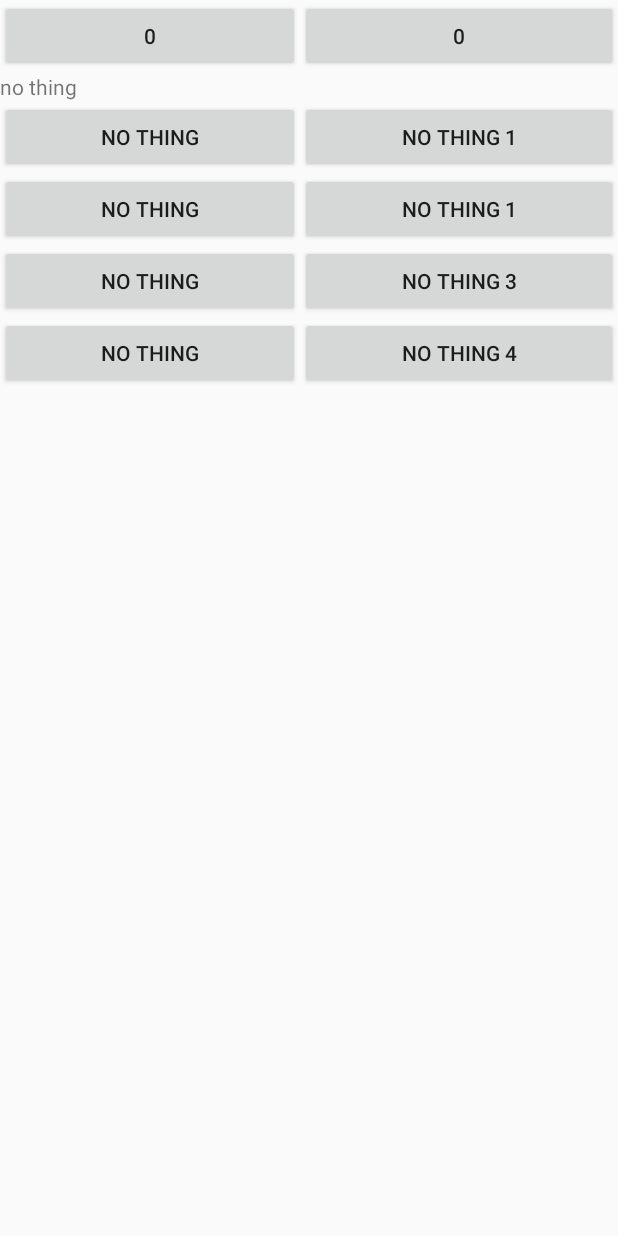
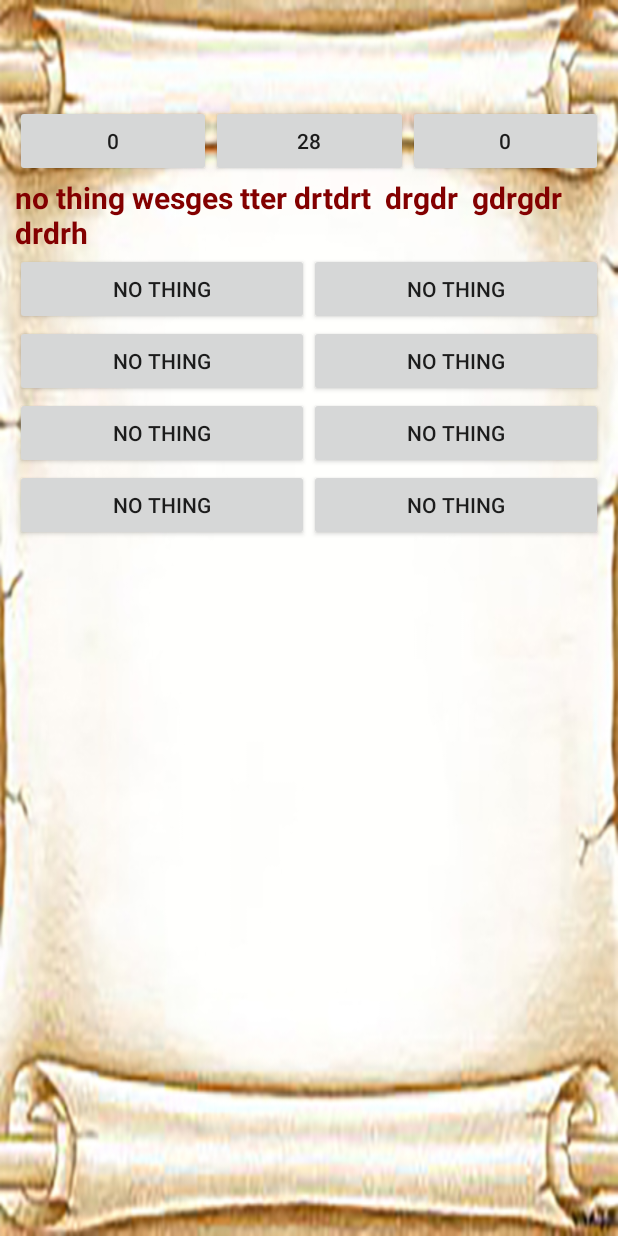
Before and after one commit to LeTu106/iHistory, an Android app: the QuizActivity screen opened directly, with no data from a screen before it, on a phone screen of 412 x 824 dp. Run offline under Robolectric (Android 15) with nearby library versions, the phone set to English and light mode, and no system bars; 2 statements that could not run were skipped.

Commit message:
Clip and answer question

```diff
--- a/app/src/main/AndroidManifest.xml
+++ b/app/src/main/AndroidManifest.xml
@@ -18,8 +18,7 @@
         </activity>
         <activity android:name=".Activity.ChronologyActivity"/>
         <activity android:name=".Activity.WarActivity"/>
-        <activity android:name=".Activity.ChooseDialog"
-            android:theme="@android:style/Theme.Dialog"/>
+
         <activity android:name=".Activity.ClipActivity"/>
         <activity android:name=".Activity.QuizActivity"/>
     </application>
--- a/app/src/main/java/com/example/hackademics/ihistory/Activity/ChronologyActivity.java
+++ b/app/src/main/java/com/example/hackademics/ihistory/Activity/ChronologyActivity.java
@@ -2,6 +2,7 @@ package com.example.hackademics.ihistory.Activity;
 
 import android.app.Activity;
 import android.content.Intent;
+import android.graphics.Color;
 import android.os.Bundle;
 import android.view.View;
 import android.view.ViewGroup;
@@ -33,6 +34,8 @@ public class ChronologyActivity extends Activity {
             Map.Entry chro = (Map.Entry)i.next();
             Button btn=new Button(this);
             btn.setText(chro.getValue().toString());
+            btn.setBackgroundResource(R.drawable.btnmenu);
+            btn.setTextColor(getResources().getColor(R.color.ye));
             btn.setLayoutParams(new AbsListView.LayoutParams(
                     ViewGroup.LayoutParams.MATCH_PARENT,
                     ViewGroup.LayoutParams.WRAP_CONTENT));
--- a/app/src/main/java/com/example/hackademics/ihistory/Activity/QuizActivity.java
+++ b/app/src/main/java/com/example/hackademics/ihistory/Activity/QuizActivity.java
@@ -1,6 +1,9 @@
 package com.example.hackademics.ihistory.Activity;
 
 import android.app.Activity;
+import android.app.AlertDialog;
+import android.app.Dialog;
+import android.content.DialogInterface;
 import android.content.Intent;
 import android.os.Bundle;
 import android.view.View;
@@ -16,6 +19,10 @@ import java.lang.reflect.Array;
 import java.util.ArrayList;
 import java.util.List;
 import java.util.Random;
+import java.util.Timer;
+import java.util.TimerTask;
+import java.util.logging.Handler;
+import java.util.logging.LogRecord;
 
 /**
  * Created by Nhan on 02/08/2015.
@@ -23,9 +30,12 @@ import java.util.Random;
 public class QuizActivity extends Activity {
     int score1=0;
     int score2=0;
+    int numberQuestion = 0;
+    int dem = 0;
     Question current_qs;
     List<Question> questionList;
     TextView ques;
+    Boolean flag=true;
     Button s1;
     Button s2;
     Button a1;
@@ -36,10 +46,11 @@ public class QuizActivity extends Activity {
     Button c2;
     Button d1;
     Button d2;
-
+    int time=30;
     Random r;
+    String chuoi;
     int random;
-
+    Button btnTime;
     @Override
     protected void onCreate(Bundle savedInstanceState) {
         super.onCreate(savedInstanceState);
@@ -58,16 +69,37 @@ public class QuizActivity extends Activity {
         d1=(Button)findViewById(R.id.d1);
         d2=(Button)findViewById(R.id.d2);
         r = new Random();
+        btnTime=(Button)findViewById(R.id.time);
+        final android.os.Handler handler=new android.os.Handler();
+        new Thread(new Runnable() {
+            @Override
+            public void run() {
+                while(flag){
+                    try{
+                        Thread.sleep(1000);
+                        handler.post(new Runnable() {
+                            @Override
+                            public void run() {
+                                if(--time<=0){
+                                    time=30;
+                                    UpdateQuestion();
+                                }else {
+                                    btnTime.setText(time +"");
+                                }
+                            }
+                        });
+                    }catch(Exception e){
 
+                    }
+                }
+            }
+        }).start();
         Intent in = getIntent();
         String name = in.getExtras().getString("name");
         XmlDataHelper xml = new XmlDataHelper(getApplicationContext());
         questionList = xml.getQuestionsByWar(name);
-
-
-        random = r.nextInt(questionList.size());
-        current_qs = questionList.get(random);
-        questionList.remove(random);
+        numberQuestion = questionList.size();
+        time=30;
         UpdateQuestion();
 
         a1.setOnClickListener(new View.OnClickListener() {
@@ -125,7 +157,6 @@ public class QuizActivity extends Activity {
                 ClickAnswer("d", 2);
             }
         });
-
     }
 
     private void ClickAnswer(String namebtn, int player){
@@ -140,27 +171,58 @@ public class QuizActivity extends Activity {
             else
                 score2--;
         }
-
-        random = r.nextInt(questionList.size());
-        current_qs = questionList.get(random);
-
-        Toast.makeText(getApplicationContext(), "Đáp án:" + current_qs.getAnswer(), Toast.LENGTH_LONG).show();
+        Toast.makeText(getApplicationContext(), "Đáp án:" + dem + ". " + current_qs.getAnswer(), Toast.LENGTH_SHORT).show();
         s1.setText(Integer.toString(score1));
         s2.setText(Integer.toString(score2));
-        questionList.remove(random);
+        time=30;
         UpdateQuestion();
     }
 
     private void UpdateQuestion(){
-        ques.setText(current_qs.getName());
-        a1.setText(current_qs.getAnswers().get(0));
-        a2.setText(current_qs.getAnswers().get(0));
-        b1.setText(current_qs.getAnswers().get(1));
-        b2.setText(current_qs.getAnswers().get(1));
-        c1.setText(current_qs.getAnswers().get(2));
-        c2.setText(current_qs.getAnswers().get(2));
-        d1.setText(current_qs.getAnswers().get(3));
-        d2.setText(current_qs.getAnswers().get(3));
+        if(questionList.size()>0) {
+            dem++;
+            random = r.nextInt(questionList.size());
+            current_qs = questionList.get(random);
+            questionList.remove(random);
+            btnTime.setText(time+"");
+            ques.setText(dem + "/" + numberQuestion + ". " + current_qs.getName());
+            a1.setText(current_qs.getAnswers().get(0).toString().trim());
+            a2.setText(current_qs.getAnswers().get(0).toString().trim());
+            b1.setText(current_qs.getAnswers().get(1).toString().trim());
+            b2.setText(current_qs.getAnswers().get(1).toString().trim());
+            c1.setText(current_qs.getAnswers().get(2).toString().trim());
+            c2.setText(current_qs.getAnswers().get(2).toString().trim());
+            d1.setText(current_qs.getAnswers().get(3).toString().trim());
+            d2.setText(current_qs.getAnswers().get(3).toString().trim());
+        }
+        else {
+            chuoi = "A đã thắng";
+            if (score1 < score2)
+                chuoi = "B đã thắng";
+            else if (score1 == score2)
+                chuoi = "A và B hòa";
+            showDialog(0);
+        }
     }
 
+    @Override
+    protected Dialog onCreateDialog(int id) {
+        AlertDialog.Builder builder=new AlertDialog.Builder(this);
+
+        switch (id) {
+            case 0:
+                builder.setTitle("Kết quả");
+                builder.setMessage(chuoi);
+                builder.setCancelable(false);
+                builder.setPositiveButton("OK",new DialogInterface.OnClickListener() {
+                    @Override
+                    public void onClick(DialogInterface dialog, int which) {
+                        flag=false;
+                        QuizActivity.this.finish();
+                    }
+                });
+                return builder.create();
+        }
+        return super.onCreateDialog(id);
+    }
 }
--- a/app/src/main/res/layout/quiz.xml
+++ b/app/src/main/res/layout/quiz.xml
@@ -1,18 +1,30 @@
 <?xml version="1.0" encoding="utf-8"?>
-<LinearLayout xmlns:android="http://schemas.android.com/apk/res/android"
-    android:orientation="vertical" android:layout_width="match_parent"
-    android:layout_height="wrap_content">
 <TableLayout
+    xmlns:android="http://schemas.android.com/apk/res/android"
     android:layout_width="match_parent"
-        android:layout_height="match_parent">
-        <TableRow>
-            <Button android:layout_width="match_parent"
+    android:layout_height="match_parent"
+    android:shrinkColumns="*"
+    android:stretchColumns="*"
+    android:background="@drawable/quizbg"
+    android:paddingTop="70dp"
+    android:paddingBottom="70dp"
+    android:paddingLeft="10dp"
+    android:paddingRight="10dp">
+    <TableRow
         android:layout_height="wrap_content"
+        android:layout_width="match_parent">
+        <Button
+            android:gravity="center"
             android:layout_weight="1"
             android:text="0"
             android:id="@+id/score1"/>
-            <Button android:layout_width="match_parent"
-                android:layout_height="wrap_content"
+        <Button
+            android:gravity="center"
+            android:layout_weight="1"
+            android:text="0"
+            android:id="@+id/time"/>
+        <Button
+            android:gravity="center"
             android:layout_weight="1"
             android:text="0"
             android:id="@+id/score2"/>
@@ -21,63 +33,74 @@
         <TextView android:id="@+id/qs"
             android:layout_width="match_parent"
             android:layout_height="wrap_content"
-                android:text="no thing">
+            android:layout_span="3"
+            android:layout_weight="1"
+            android:textStyle="bold"
+            android:layout_column="0"
+            android:textColor="@color/re"
+            android:text="no thing wesges tter drtdrt  drgdr  gdrgdr  drdrh"
+            android:textIsSelectable="false"
+            android:textSize="20dp">
         </TextView>
     </TableRow>
-        <TableRow>
-            <LinearLayout android:layout_weight="1"
-                android:orientation="vertical">
+    <TableRow
+        android:layout_height="wrap_content"
+        android:layout_width="match_parent"
+        android:gravity="center_horizontal">
             <Button
                 android:id="@+id/a1"
+                android:layout_weight="1"
+                android:text="no thing"
+                android:gravity="center"/>
+            <Button
+                android:id="@+id/a2"
+                android:layout_weight="1"
+                android:text="no thing"
+                android:gravity="center"/>
+    </TableRow>
+    <TableRow
+        android:layout_height="wrap_content"
         android:layout_width="match_parent"
-                    android:layout_height="wrap_content"
-                    android:text="no thing"/>
+        android:gravity="center_horizontal">
         <Button
             android:id="@+id/b1"
+            android:layout_weight="1"
+            android:text="no thing"
+            android:gravity="center"/>
+        <Button
+            android:id="@+id/b2"
+            android:layout_weight="1"
+            android:text="no thing"
+            android:gravity="center"/>
+    </TableRow>
+    <TableRow
+        android:layout_height="wrap_content"
         android:layout_width="match_parent"
-                    android:layout_height="wrap_content"
-                    android:text="no thing"/>
-
+        android:gravity="center_horizontal">
         <Button
             android:id="@+id/c1"
+            android:layout_weight="1"
+            android:text="no thing"
+            android:gravity="center"/>
+        <Button
+            android:id="@+id/c2"
+            android:layout_weight="1"
+            android:text="no thing"
+            android:gravity="center"/>
+    </TableRow>
+    <TableRow
+        android:layout_height="wrap_content"
         android:layout_width="match_parent"
-                    android:layout_height="wrap_content"
-                    android:text="no thing"/>
-
+        android:gravity="center_horizontal">
         <Button
             android:id="@+id/d1"
-                    android:layout_width="match_parent"
-                    android:layout_height="wrap_content"
-                    android:text="no thing"/>
-
-            </LinearLayout>
-            <LinearLayout android:layout_weight="1"
-                android:orientation="vertical"
-                >
-                <Button
-                    android:id="@+id/a2"
-                    android:layout_width="match_parent"
-                    android:layout_height="wrap_content"
-                    android:text="no thing 1"/>
-                <Button
-                    android:id="@+id/b2"
-                    android:layout_width="match_parent"
-                    android:layout_height="wrap_content"
-                    android:text="no thing 1"/>
-
-                <Button
-                    android:id="@+id/c2"
-                    android:layout_width="match_parent"
-                    android:layout_height="wrap_content"
-                    android:text="no thing 3"/>
-
+            android:layout_weight="1"
+            android:text="no thing"
+            android:gravity="center"/>
         <Button
             android:id="@+id/d2"
-                    android:layout_width="match_parent"
-                    android:layout_height="wrap_content"
-                    android:text="no thing 4"/>
-
-            </LinearLayout>
+            android:layout_weight="1"
+            android:text="no thing"
+            android:gravity="center"/>
     </TableRow>
 </TableLayout>
-</LinearLayout>
--- a/app/src/main/res/values/strings.xml
+++ b/app/src/main/res/values/strings.xml
@@ -1,7 +1,6 @@
 <resources>
-    <string name="app_name">iHistory</string>
+    <string name="app_name">Sử Việt</string>
 
-    <string name="hello_world">Hello world!</string>
     <string name="action_settings">Settings</string>
     <string name="play">Chơi</string>
     <string name="stop">Thoát</string>
```
Also changed, not shown: app/src/main/java/com/example/hackademics/ihistory/Activity/ChooseDialog.java (deleted, +0 -44 lines), app/src/main/java/com/example/hackademics/ihistory/Activity/WarActivity.java (+46 -5 lines), app/src/main/res/layout/chronology.xml (+16 -4 lines), app/src/main/res/values/color.xml (added, +7 -0 lines), app/src/main/res/drawable/btnmenu.png (added), app/src/main/res/drawable/mainbg.png, app/src/main/res/drawable/menubg.jpg (added), app/src/main/res/drawable/quizbg.jpg (added), 1 other file. Lines whose indentation alone changed are shown as unchanged.
